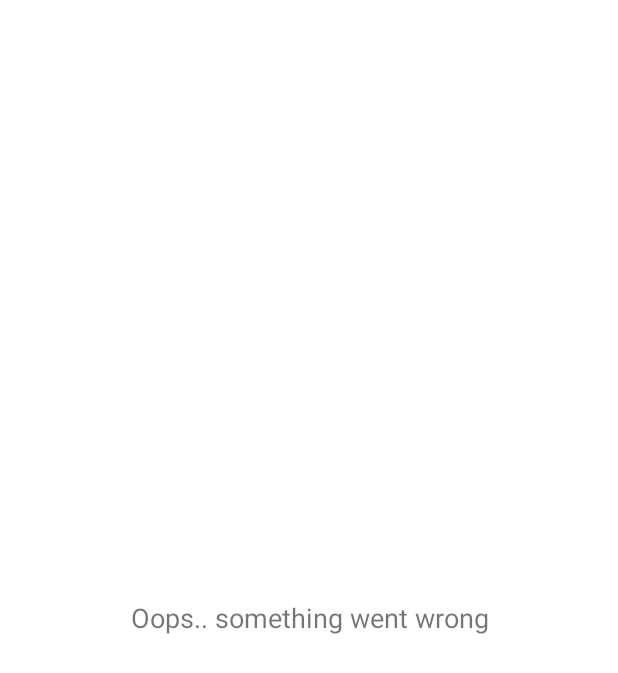
After one commit to aulianapip/Movie-App, an Android app: the layout view_error.xml on its own in the app's theme, with its tools: preview values and no code run, on a phone screen of 412 x 824 dp. The commit adds this screen. Shown: the top 673 px of the screen. Run offline under Robolectric (Android 15) with nearby library versions, the phone set to English and light mode, and no system bars.

Commit message:
add : - MyApplication class, and add on manifest & permission internet - AppModule - DI main activity - view empty & error - add api key

```diff
--- a/app/src/main/AndroidManifest.xml
+++ b/app/src/main/AndroidManifest.xml
@@ -2,7 +2,10 @@
 <manifest xmlns:android="http://schemas.android.com/apk/res/android"
     xmlns:tools="http://schemas.android.com/tools">
 
+    <uses-permission android:name="android.permission.INTERNET" />
+
     <application
+        android:name=".MyApplication"
         android:allowBackup="true"
         android:dataExtractionRules="@xml/data_extraction_rules"
         android:fullBackupContent="@xml/backup_rules"
--- a/app/src/main/java/com/aulia/movieapp/MainActivity.kt
+++ b/app/src/main/java/com/aulia/movieapp/MainActivity.kt
@@ -8,7 +8,9 @@ import androidx.navigation.ui.setupActionBarWithNavController
 import androidx.navigation.ui.setupWithNavController
 import com.aulia.movieapp.databinding.ActivityMainBinding
 import com.google.android.material.bottomnavigation.BottomNavigationView
+import dagger.hilt.android.AndroidEntryPoint
 
+@AndroidEntryPoint
 class MainActivity : AppCompatActivity() {
     private lateinit var binding: ActivityMainBinding
 
--- /dev/null
+++ b/app/src/main/res/layout/view_error.xml
@@ -0,0 +1,16 @@
+<?xml version="1.0" encoding="utf-8"?>
+<RelativeLayout xmlns:android="http://schemas.android.com/apk/res/android"
+    android:layout_width="match_parent"
+    android:layout_height="match_parent">
+
+    <TextView
+        android:id="@+id/tv_error"
+        android:layout_width="wrap_content"
+        android:layout_height="wrap_content"
+        android:layout_centerInParent="true"
+        android:layout_marginTop="4dp"
+        android:gravity="center"
+        android:text="@string/something_wrong"
+        android:textSize="18sp" />
+
+</RelativeLayout>
--- a/app/src/main/res/values/strings.xml
+++ b/app/src/main/res/values/strings.xml
@@ -5,4 +5,7 @@
 
     <string name="menu_setting">Setting</string>
     <string name="menu_search">Search</string>
+
+    <string name="no_data">Empty data</string>
+    <string name="something_wrong">Oops.. something went wrong</string>
 </resources>
--- a/core/build.gradle
+++ b/core/build.gradle
@@ -13,7 +13,7 @@ android {
     defaultConfig {
         minSdk 24
         targetSdk 34
-        buildConfigField("String", "API_KEY", '"eyJhbGciOiJIUzI1NiJ9.eyJhdWQiOiIzNzQ0OGQyYTMzNWQxMjYwNDgxNDI3MDM4YWJmNGI1ZCIsInN1YiI6IjU4NGU0OThhYzNhMzY4MzIyYTAwOGE5OSIsInNjb3BlcyI6WyJhcGlfcmVhZCJdLCJ2ZXJzaW9uIjoxfQ.Z-wQ76oHx43XUFjxbHExQAoxv2eJRou62oTm3i2Rtjk"')
+        buildConfigField("String", "API_KEY", '"37448d2a335d1260481427038abf4b5d"')
         testInstrumentationRunner "androidx.test.runner.AndroidJUnitRunner"
         consumerProguardFiles "consumer-rules.pro"
     }
```
Also changed, not shown: app/src/main/java/com/aulia/movieapp/MyApplication.kt (added, +13 -0 lines), app/src/main/java/com/aulia/movieapp/di/AppModule.kt (added, +24 -0 lines), app/src/main/res/layout/view_empty.xml (added, +15 -0 lines).
